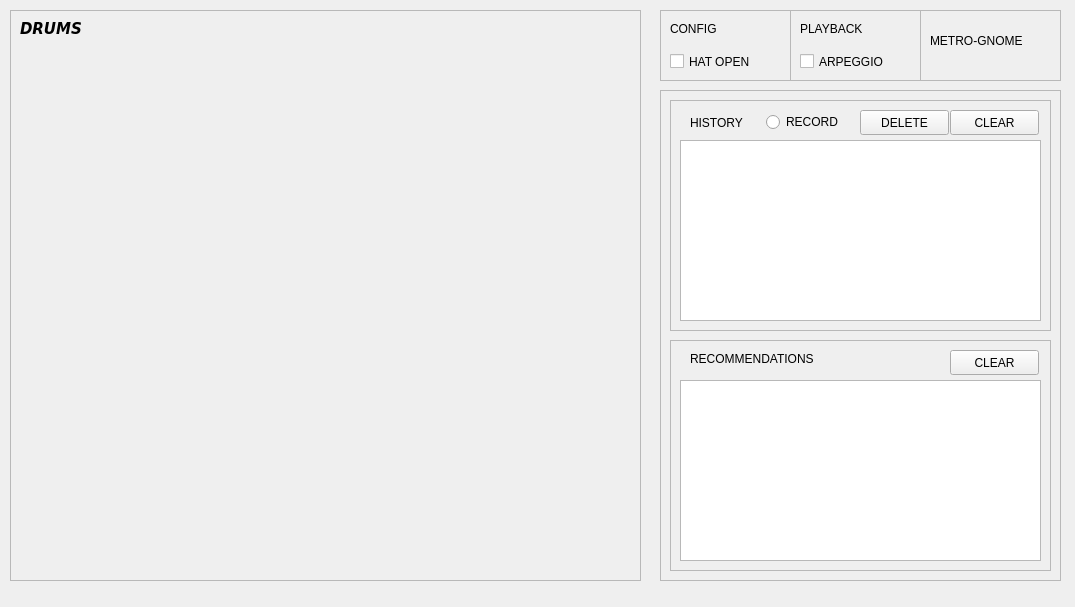
Before: the Qt Designer form Drum/drum_widget.ui in kyasuigit/chordboard, drawn with Qt 5.
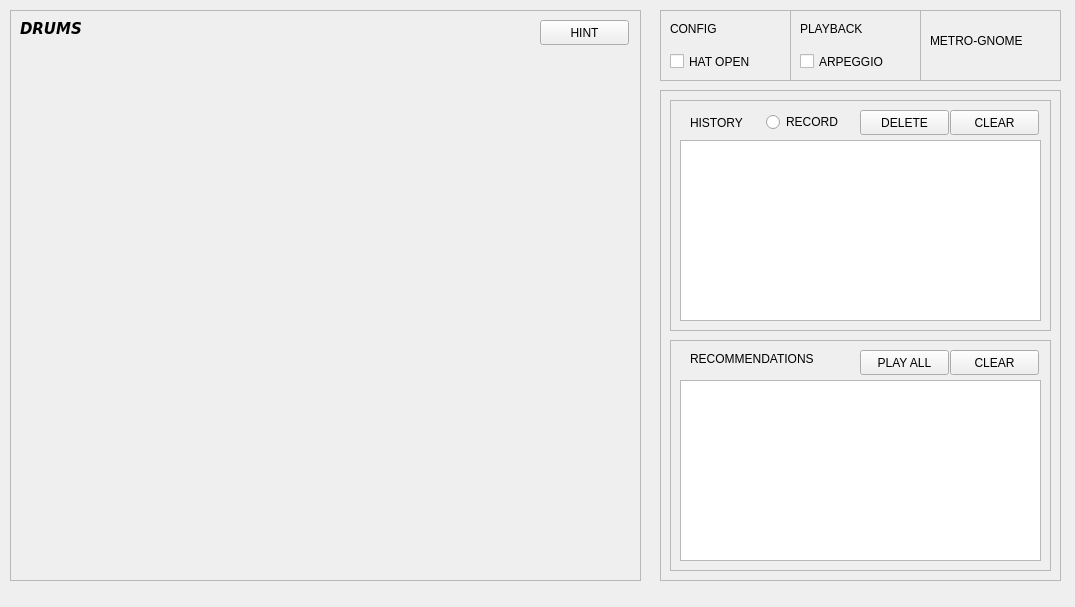
After: the same form once the commit is applied. Icons and pictures are not drawn.

Commit message: (November 29, 2021) Made changes to the drum ui and made a seperate window to show hints

Diff of the .ui file:
```diff
--- a/Drum/drum_widget.ui
+++ b/Drum/drum_widget.ui
@@ -286,6 +286,19 @@
      <string>DRUMS </string>
     </property>
    </widget>
+   <widget class="QPushButton" name="pushButton_13">
+    <property name="geometry">
+     <rect>
+      <x>530</x>
+      <y>10</y>
+      <width>89</width>
+      <height>25</height>
+     </rect>
+    </property>
+    <property name="text">
+     <string>HINT</string>
+    </property>
+   </widget>
   </widget>
   <widget class="QFrame" name="frame">
    <property name="geometry">
@@ -500,6 +513,19 @@
      </rect>
     </property>
    </widget>
+   <widget class="QPushButton" name="pushButton_12">
+    <property name="geometry">
+     <rect>
+      <x>190</x>
+      <y>10</y>
+      <width>89</width>
+      <height>25</height>
+     </rect>
+    </property>
+    <property name="text">
+     <string>PLAY ALL</string>
+    </property>
+   </widget>
   </widget>
   <widget class="QLabel" name="label_8">
    <property name="geometry">
```
The commit also changes 9 other files.
